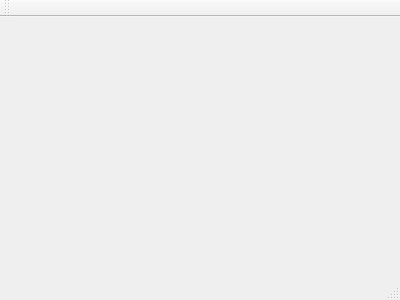
Old version of the form ProjectAlmond/glavniprozor.ui in the repository bozidarrr/RS15-14.
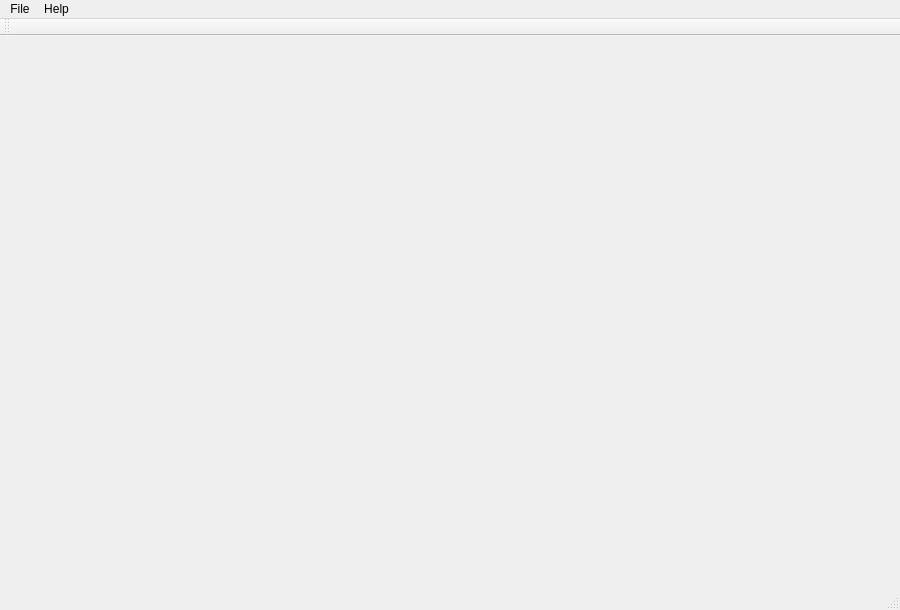
New version of the form.

Commit message: Dodao sam dugme za File i Help

Patch:
```diff
--- a/ProjectAlmond/glavniprozor.ui
+++ b/ProjectAlmond/glavniprozor.ui
@@ -1,24 +1,59 @@
 <ui version="4.0">
  <class>GlavniProzor</class>
- <widget class="QMainWindow" name="GlavniProzor" >
-  <property name="geometry" >
+ <widget class="QMainWindow" name="GlavniProzor">
+  <property name="geometry">
    <rect>
     <x>0</x>
     <y>0</y>
-    <width>400</width>
-    <height>300</height>
+    <width>900</width>
+    <height>610</height>
    </rect>
   </property>
   <property name="windowTitle" >
    <string>GlavniProzor</string>
   </property>
-  <widget class="QMenuBar" name="menuBar" />
-  <widget class="QToolBar" name="mainToolBar" />
-  <widget class="QWidget" name="centralWidget" />
-  <widget class="QStatusBar" name="statusBar" />
+  <widget class="QWidget" name="centralWidget"/>
+  <widget class="QMenuBar" name="menuBar">
+   <property name="geometry">
+    <rect>
+     <x>0</x>
+     <y>0</y>
+     <width>900</width>
+     <height>25</height>
+    </rect>
+   </property>
+   <widget class="QMenu" name="menuFile">
+    <property name="title">
+     <string>File</string>
+    </property>
+   </widget>
+   <widget class="QMenu" name="menuHelp">
+    <property name="geometry">
+     <rect>
+      <x>0</x>
+      <y>0</y>
+      <width>900</width>
+      <height>650</height>
+     </rect>
+    </property>
+    <property name="title">
+     <string>Help</string>
+    </property>
+   </widget>
+   <addaction name="menuFile"/>
+   <addaction name="menuHelp"/>
+  </widget>
+  <widget class="QToolBar" name="mainToolBar">
+   <attribute name="toolBarArea">
+    <enum>TopToolBarArea</enum>
+   </attribute>
+   <attribute name="toolBarBreak">
+    <bool>false</bool>
+   </attribute>
+  </widget>
+  <widget class="QStatusBar" name="statusBar"/>
  </widget>
- <layoutDefault spacing="6" margin="11" />
- <pixmapfunction></pixmapfunction>
+ <layoutdefault spacing="6" margin="11"/>
  <resources/>
  <connections/>
 </ui>
```
Left out of the diff: 3 changed lines with no effect on the pictures.
